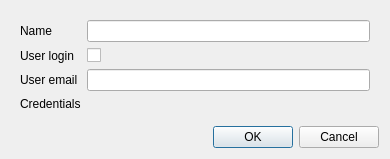
The window that XYZHubConnector/gui/ui/edit_iml_token_dialog.ui (heremaps/xyz-qgis-plugin) describes before a commit, drawn with Qt 5.
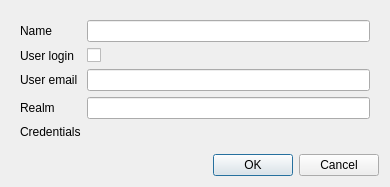
The same window after the commit. Custom widgets are drawn as their Qt base class.

Commit message:
handle multiple platform credential with realm
+ update conn_info from platform login
+ get/set realm from hrn

Diff of the .ui file:
```diff
--- a/XYZHubConnector/gui/ui/edit_iml_token_dialog.ui
+++ b/XYZHubConnector/gui/ui/edit_iml_token_dialog.ui
@@ -27,14 +27,14 @@
       <item row="0" column="1">
        <widget class="QLineEdit" name="lineEdit_name"/>
       </item>
-      <item row="3" column="0">
+      <item row="4" column="0">
        <widget class="QLabel" name="label_value">
         <property name="text">
          <string>Credentials</string>
         </property>
        </widget>
       </item>
-      <item row="3" column="1">
+      <item row="4" column="1">
        <widget class="QgsFileWidget" name="mQgsFileWidget"/>
       </item>
       <item row="1" column="0">
@@ -61,6 +61,16 @@
       <item row="2" column="1">
        <widget class="QLineEdit" name="lineEdit_email"/>
       </item>
+      <item row="3" column="0">
+       <widget class="QLabel" name="label_realm">
+        <property name="text">
+         <string>Realm</string>
+        </property>
+       </widget>
+      </item>
+      <item row="3" column="1">
+       <widget class="QLineEdit" name="lineEdit_realm"/>
+      </item>
      </layout>
     </widget>
    </item>
```
The commit also changes 11 other files.
